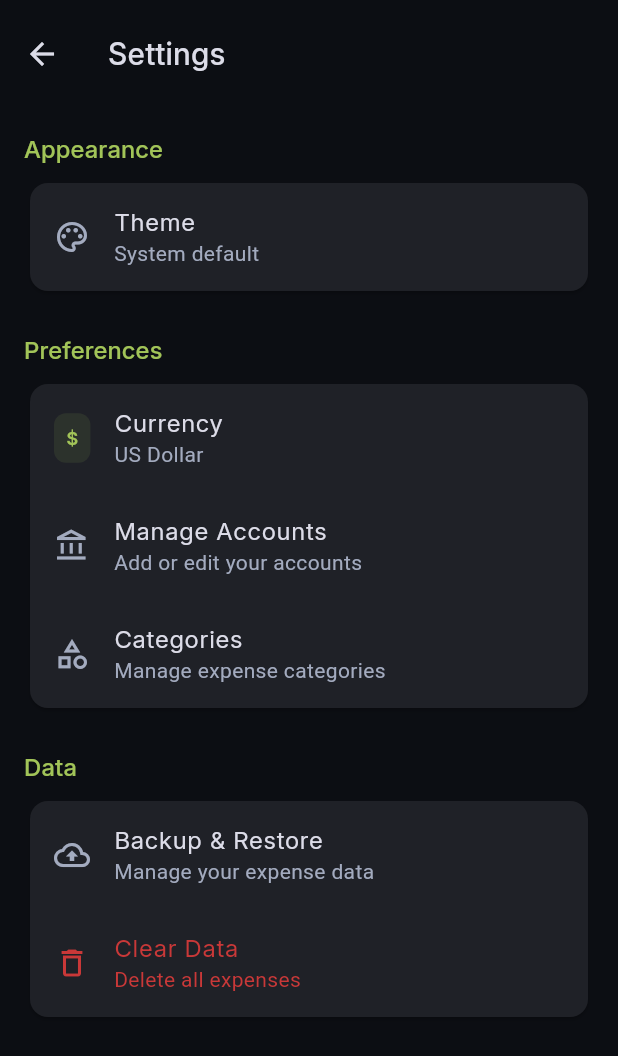
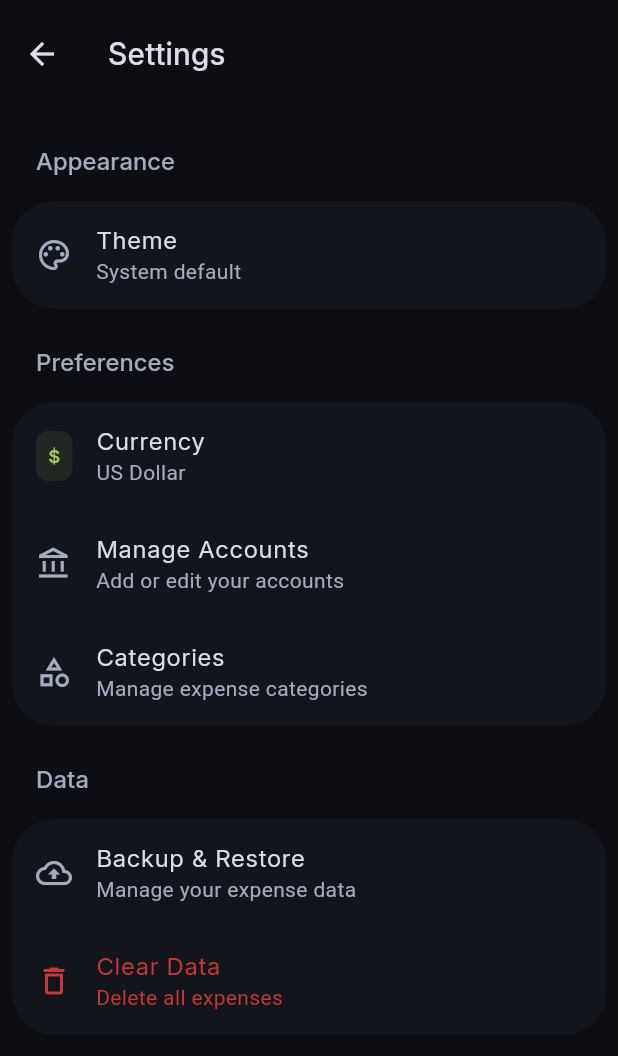
Before and after one commit to 0x6762/kiwi-spending-tracker, a Flutter app: the SettingsScreen screen opened directly with empty values, on a phone screen of 412 x 824 dp. Shown: the top 1056 px of the screen. Run offline on Flutter 3.47's test engine with Material 3 defaults, Android fonts, the phone set to English and light mode, and no system bars; our stand-ins replace fl_chart, flutter_svg, permission_handler, shared_preferences, speech_to_text; accounts and stored records are empty.

Commit message:
Adjust settings screen

```diff
--- a/lib/screens/category_management_screen.dart
+++ b/lib/screens/category_management_screen.dart
@@ -2,6 +2,7 @@ import 'package:flutter/material.dart';
 import '../models/expense_category.dart';
 import '../widgets/add_category_sheet.dart';
 import '../repositories/category_repository.dart';
+import '../widgets/app_bar.dart';
 
 class CategoryManagementScreen extends StatefulWidget {
   final CategoryRepository categoryRepo;
@@ -51,12 +52,9 @@ class _CategoryManagementScreenState extends State<CategoryManagementScreen> {
 
     return Scaffold(
       backgroundColor: theme.colorScheme.surface,
-      appBar: AppBar(
-        backgroundColor: theme.colorScheme.surface,
-        title: Text(
-          'Manage Categories',
-          style: theme.textTheme.titleMedium,
-        ),
+      appBar: KiwiAppBar(
+        title: 'Categories',
+        leading: const Icon(Icons.arrow_back),
       ),
       body: ListView.builder(
         padding: const EdgeInsets.fromLTRB(16, 16, 16, 32),
--- a/lib/screens/settings_screen.dart
+++ b/lib/screens/settings_screen.dart
@@ -38,7 +38,7 @@ class _SettingsScreenState extends State<SettingsScreen> {
   Future<void> _changeCurrency(String currencyCode) async {
     final prefs = await SharedPreferences.getInstance();
     await prefs.setString(CurrencySettings.prefsKey, currencyCode);
-    await initializeFormatter(); // Reinitialize formatter with new currency
+    await initializeFormatter();
     setState(() {
       _selectedCurrency = currencyCode;
     });
@@ -116,22 +116,27 @@ class _SettingsScreenState extends State<SettingsScreen> {
         title: 'Settings',
         leading: const Icon(Icons.arrow_back),
       ),
-      body: SafeArea(
-        child: CustomScrollView(
-          slivers: [
-            SliverPadding(
-              padding: const EdgeInsets.all(16),
-              sliver: SliverList(
-                delegate: SliverChildListDelegate([
-                  // Theme settings
-                  Text(
+      body: SingleChildScrollView(
+        padding: const EdgeInsets.symmetric(horizontal: 8),
+        child: Column(
+          crossAxisAlignment: CrossAxisAlignment.start,
+          children: [
+            Padding(
+              padding: const EdgeInsets.fromLTRB(16, 24, 16, 16),
+              child: Text(
                 'Appearance',
                 style: theme.textTheme.titleSmall?.copyWith(
-                      color: theme.colorScheme.primary,
+                  color: theme.colorScheme.onSurfaceVariant,
                 ),
               ),
-                  const SizedBox(height: 8),
+            ),
             Card(
+              margin: EdgeInsets.zero,
+              color: theme.colorScheme.surfaceContainer,
+              shape: RoundedRectangleBorder(
+                borderRadius: BorderRadius.circular(28),
+              ),
+              elevation: 0,
               child: Column(
                 children: [
                   ListTile(
@@ -145,17 +150,22 @@ class _SettingsScreenState extends State<SettingsScreen> {
                 ],
               ),
             ),
-                  const SizedBox(height: 24),
-
-                  // User settings
-                  Text(
+            Padding(
+              padding: const EdgeInsets.fromLTRB(16, 24, 16, 16),
+              child: Text(
                 'Preferences',
                 style: theme.textTheme.titleSmall?.copyWith(
-                      color: theme.colorScheme.primary,
+                  color: theme.colorScheme.onSurfaceVariant,
                 ),
               ),
-                  const SizedBox(height: 8),
+            ),
             Card(
+              margin: EdgeInsets.zero,
+              color: theme.colorScheme.surfaceContainer,
+              shape: RoundedRectangleBorder(
+                borderRadius: BorderRadius.circular(28),
+              ),
+              elevation: 0,
               child: Column(
                 children: [
                   ListTile(
@@ -203,17 +213,22 @@ class _SettingsScreenState extends State<SettingsScreen> {
                 ],
               ),
             ),
-                  const SizedBox(height: 24),
-
-                  // Data settings
-                  Text(
+            Padding(
+              padding: const EdgeInsets.fromLTRB(16, 24, 16, 16),
+              child: Text(
                 'Data',
                 style: theme.textTheme.titleSmall?.copyWith(
-                      color: theme.colorScheme.primary,
+                  color: theme.colorScheme.onSurfaceVariant,
                 ),
               ),
-                  const SizedBox(height: 8),
+            ),
             Card(
+              margin: EdgeInsets.zero,
+              color: theme.colorScheme.surfaceContainer,
+              shape: RoundedRectangleBorder(
+                borderRadius: BorderRadius.circular(28),
+              ),
+              elevation: 0,
               child: Column(
                 children: [
                   ListTile(
@@ -237,9 +252,7 @@ class _SettingsScreenState extends State<SettingsScreen> {
                 ],
               ),
             ),
-                ]),
-              ),
-            ),
+            const SizedBox(height: 24),
           ],
         ),
       ),
```
Lines whose indentation alone changed are shown as unchanged.
